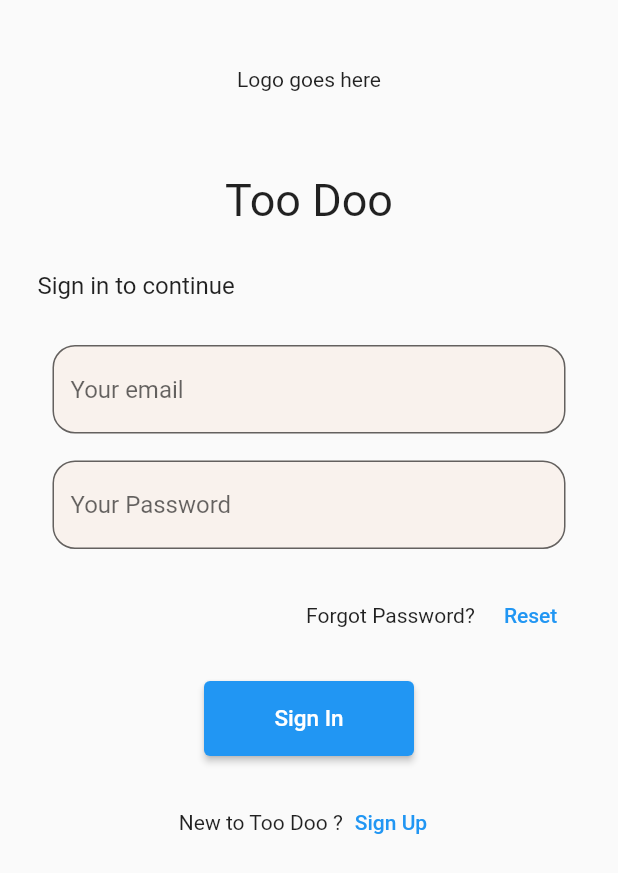
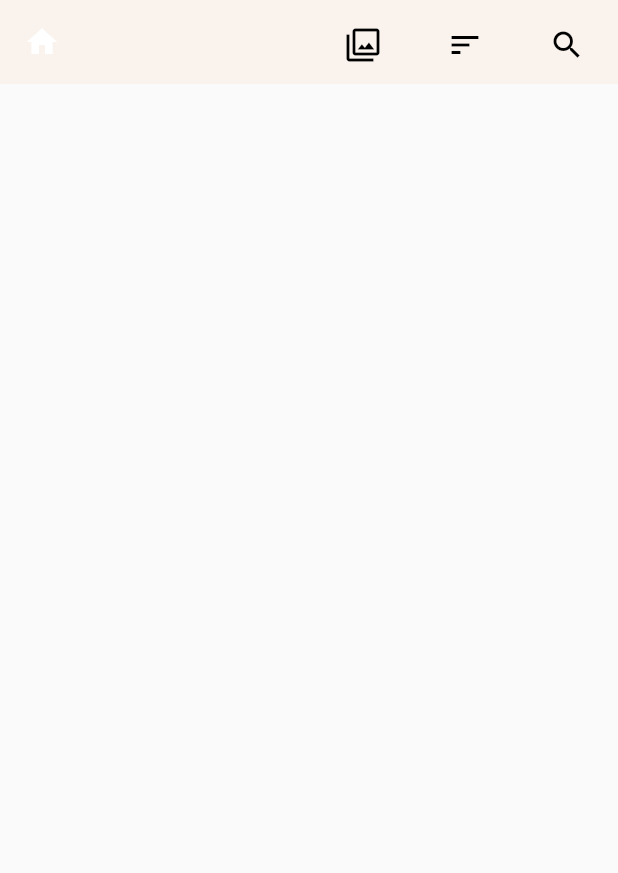
Before and after one commit to ziade-100/flutter_todo_app, a Flutter app: the screen it shows after launch, after a tap on "Sign In", on a phone screen of 412 x 824 dp. Shown: the top 873 px of the screen. Run offline on Flutter 3.47's test engine with Material 2 defaults, Android fonts, the phone set to English and light mode, and no system bars.

Commit message:
navigation between pages added

```diff
--- a/lib/util/signin.dart
+++ b/lib/util/signin.dart
@@ -1,4 +1,6 @@
 import 'package:flutter/material.dart';
+import 'package:todo/util/signup.dart';
+import 'package:todo/util/todo_home.dart';
 
 class SignIn extends StatefulWidget {
   const SignIn({Key? key}) : super(key: key);
@@ -82,7 +84,12 @@ class _SignInState extends State<SignIn> {
                   width: 160,
                   padding: const EdgeInsets.all(10),
                   child: ElevatedButton(
-                      onPressed: () {},
+                      onPressed: () {
+                        Navigator.push(
+                          context,
+                          MaterialPageRoute(builder: ((context) => const MyMainPage())
+                        ));
+                      },
                       child: const Text(
                         "Sign In",
                         style: TextStyle(fontSize: 15),
@@ -95,7 +102,12 @@ class _SignInState extends State<SignIn> {
                       children: [
                         const Text("New to Too Doo ?"),
                         TextButton(
-                            onPressed: () {}, child: const Text("Sign Up"))
+                            onPressed: () {
+                              Navigator.push(
+                                context,
+                                MaterialPageRoute(builder: (context)=> SignUp())
+                              );
+                            }, child: const Text("Sign Up"))
                       ]),
                 )
               ],
--- /dev/null
+++ b/lib/util/todo_home.dart
@@ -0,0 +1,59 @@
+import 'package:flutter/material.dart';
+
+class MyMainPage extends StatelessWidget {
+  const MyMainPage({Key? key}) : super(key: key);
+
+  @override
+  Widget build(BuildContext context) {
+return Scaffold(
+       appBar: AppBar(
+        backgroundColor: Color(0xFFF9F2ED),
+        elevation: 0,
+        leading: IconButton(
+           icon: Icon(Icons.home),
+          //icon: Image.asset('images/logo.png'),
+          onPressed: (){},
+          ),
+        actions: [
+          Container(
+            padding: const EdgeInsets.all(10),
+            decoration: const BoxDecoration(
+            color: Color(0xFFF9F2ED),
+
+            ),
+            child: IconButton(
+              onPressed: (){},
+             icon: const Icon(
+              Icons.filter,
+               color: Colors.black,),
+             ),
+          ),
+          Container(
+            padding: const EdgeInsets.all(10),
+            decoration: const BoxDecoration(
+              color: Color(0xFFF9F2ED),
+            ),
+            child: IconButton(
+              onPressed: (){},
+              icon: const Icon(
+                Icons.sort,
+                color: Colors.black,),),
+          ),
+          Container(
+            padding: const EdgeInsets.all(10),
+            decoration: const BoxDecoration(
+              color: Color(0xFFF9F2ED),
+            ),
+            child: IconButton(
+              onPressed: (){},
+               icon:const Icon(
+                Icons.search,
+                color: Colors.black,)),
+          )
+
+
+        ],
+       ),
+     );
+  }
+}
```
Also changed, not shown: lib/util/signup.dart (+20 -4 lines).
